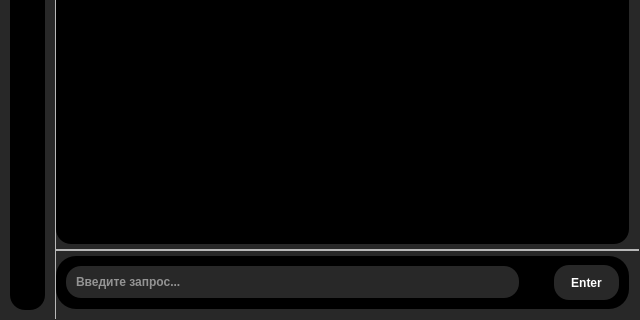
This is VoiceConvAsis_U_3I.ui in Hiriimosa/Conv_Voice_Asis as Qt 5 draws it before an edit; both pictures show x 0 to 640 and y 160 to 480 of the 640 by 480 pixel window. The edited form follows.
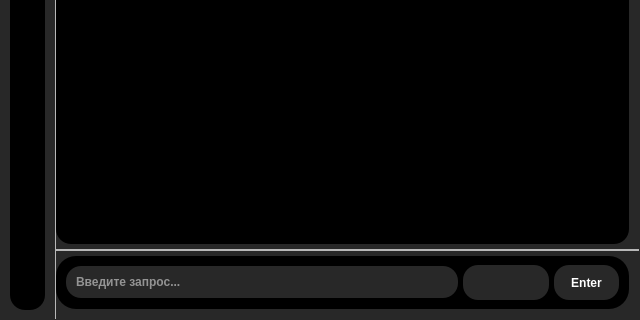
This is the edited form. Icons and pictures are not drawn.

Commit message: Added: - off bot-voice - new settings - Consol prompt (only visual)

Patch:
```diff
--- a/VoiceConvAsis_U_3I.ui
+++ b/VoiceConvAsis_U_3I.ui
@@ -543,7 +543,7 @@
                      </property>
                      <layout class="QHBoxLayout" name="horizontalLayout_5">
                       <property name="spacing">
-                       <number>0</number>
+                       <number>5</number>
                       </property>
                       <property name="leftMargin">
                        <number>10</number>
@@ -591,6 +591,82 @@
                        </widget>
                       </item>
                       <item>
+                       <widget class="QFrame" name="frame_9">
+                        <property name="sizePolicy">
+                         <sizepolicy hsizetype="Preferred" vsizetype="Maximum">
+                          <horstretch>0</horstretch>
+                          <verstretch>0</verstretch>
+                         </sizepolicy>
+                        </property>
+                        <property name="minimumSize">
+                         <size>
+                          <width>66</width>
+                          <height>35</height>
+                         </size>
+                        </property>
+                        <property name="styleSheet">
+                         <string notr="true">border-radius:15px;
+background-color:  rgba(40,40,40, 255);
+color:white;
+</string>
+                        </property>
+                        <property name="frameShape">
+                         <enum>QFrame::StyledPanel</enum>
+                        </property>
+                        <property name="frameShadow">
+                         <enum>QFrame::Raised</enum>
+                        </property>
+                        <layout class="QHBoxLayout" name="horizontalLayout_10">
+                         <property name="spacing">
+                          <number>6</number>
+                         </property>
+                         <property name="leftMargin">
+                          <number>5</number>
+                         </property>
+                         <property name="topMargin">
+                          <number>0</number>
+                         </property>
+                         <property name="rightMargin">
+                          <number>5</number>
+                         </property>
+                         <property name="bottomMargin">
+                          <number>0</number>
+                         </property>
+                         <item>
+                          <widget class="QPushButton" name="deactivate_voice">
+                           <property name="sizePolicy">
+                            <sizepolicy hsizetype="Fixed" vsizetype="Fixed">
+                             <horstretch>0</horstretch>
+                             <verstretch>0</verstretch>
+                            </sizepolicy>
+                           </property>
+                           <property name="minimumSize">
+                            <size>
+                             <width>35</width>
+                             <height>35</height>
+                            </size>
+                           </property>
+                           <property name="maximumSize">
+                            <size>
+                             <width>35</width>
+                             <height>35</height>
+                            </size>
+                           </property>
+                           <property name="styleSheet">
+                            <string notr="true">border-radius:15px;
+background-color:  rgba(40,40,40, 255);
+color:white;
+</string>
+                           </property>
+                           <property name="text">
+                            <string/>
+                           </property>
+                           <property name="checkable">
+                            <bool>true</bool>
+                           </property>
+                          </widget>
+                         </item>
+                         <item>
                        <widget class="QPushButton" name="pushButton_2">
                         <property name="sizePolicy">
                          <sizepolicy hsizetype="Fixed" vsizetype="Fixed">
@@ -601,13 +677,13 @@
                         <property name="minimumSize">
                          <size>
                           <width>35</width>
-                          <height>50</height>
+                             <height>35</height>
                          </size>
                         </property>
                         <property name="maximumSize">
                          <size>
                           <width>35</width>
-                          <height>50</height>
+                             <height>35</height>
                          </size>
                         </property>
                         <property name="palette">
@@ -623,23 +699,12 @@
                             </brush>
                            </colorrole>
                            <colorrole role="Button">
-                            <brush brushstyle="LinearGradientPattern">
-                             <gradient startx="0.000000000000000" starty="0.000000000000000" endx="1.000000000000000" endy="0.000000000000000" type="LinearGradient" spread="PadSpread" coordinatemode="ObjectBoundingMode">
-                              <gradientstop position="0.000000000000000">
-                               <color alpha="0">
-                                <red>0</red>
-                                <green>0</green>
-                                <blue>0</blue>
-                               </color>
-                              </gradientstop>
-                              <gradientstop position="1.000000000000000">
-                               <color alpha="0">
-                                <red>255</red>
-                                <green>255</green>
-                                <blue>255</blue>
-                               </color>
-                              </gradientstop>
-                             </gradient>
+                               <brush brushstyle="SolidPattern">
+                                <color alpha="255">
+                                 <red>40</red>
+                                 <green>40</green>
+                                 <blue>40</blue>
+                                </color>
                             </brush>
                            </colorrole>
                            <colorrole role="Text">
@@ -661,43 +726,21 @@
                             </brush>
                            </colorrole>
                            <colorrole role="Base">
-                            <brush brushstyle="LinearGradientPattern">
-                             <gradient startx="0.000000000000000" starty="0.000000000000000" endx="1.000000000000000" endy="0.000000000000000" type="LinearGradient" spread="PadSpread" coordinatemode="ObjectBoundingMode">
-                              <gradientstop position="0.000000000000000">
-                               <color alpha="0">
-                                <red>0</red>
-                                <green>0</green>
-                                <blue>0</blue>
-                               </color>
-                              </gradientstop>
-                              <gradientstop position="1.000000000000000">
-                               <color alpha="0">
-                                <red>255</red>
-                                <green>255</green>
-                                <blue>255</blue>
-                               </color>
-                              </gradientstop>
-                             </gradient>
+                               <brush brushstyle="SolidPattern">
+                                <color alpha="255">
+                                 <red>40</red>
+                                 <green>40</green>
+                                 <blue>40</blue>
+                                </color>
                             </brush>
                            </colorrole>
                            <colorrole role="Window">
-                            <brush brushstyle="LinearGradientPattern">
-                             <gradient startx="0.000000000000000" starty="0.000000000000000" endx="1.000000000000000" endy="0.000000000000000" type="LinearGradient" spread="PadSpread" coordinatemode="ObjectBoundingMode">
-                              <gradientstop position="0.000000000000000">
-                               <color alpha="0">
-                                <red>0</red>
-                                <green>0</green>
-                                <blue>0</blue>
-                               </color>
-                              </gradientstop>
-                              <gradientstop position="1.000000000000000">
-                               <color alpha="0">
-                                <red>255</red>
-                                <green>255</green>
-                                <blue>255</blue>
-                               </color>
-                              </gradientstop>
-                             </gradient>
+                               <brush brushstyle="SolidPattern">
+                                <color alpha="255">
+                                 <red>40</red>
+                                 <green>40</green>
+                                 <blue>40</blue>
+                                </color>
                             </brush>
                            </colorrole>
                           </active>
@@ -712,23 +755,12 @@
                             </brush>
                            </colorrole>
                            <colorrole role="Button">
-                            <brush brushstyle="LinearGradientPattern">
-                             <gradient startx="0.000000000000000" starty="0.000000000000000" endx="1.000000000000000" endy="0.000000000000000" type="LinearGradient" spread="PadSpread" coordinatemode="ObjectBoundingMode">
-                              <gradientstop position="0.000000000000000">
-                               <color alpha="0">
-                                <red>0</red>
-                                <green>0</green>
-                                <blue>0</blue>
-                               </color>
-                              </gradientstop>
-                              <gradientstop position="1.000000000000000">
-                               <color alpha="0">
-                                <red>255</red>
-                                <green>255</green>
-                                <blue>255</blue>
-                               </color>
-                              </gradientstop>
-                             </gradient>
+                               <brush brushstyle="SolidPattern">
+                                <color alpha="255">
+                                 <red>40</red>
+                                 <green>40</green>
+                                 <blue>40</blue>
+                                </color>
                             </brush>
                            </colorrole>
                            <colorrole role="Text">
@@ -750,43 +782,21 @@
                             </brush>
                            </colorrole>
                            <colorrole role="Base">
-                            <brush brushstyle="LinearGradientPattern">
-                             <gradient startx="0.000000000000000" starty="0.000000000000000" endx="1.000000000000000" endy="0.000000000000000" type="LinearGradient" spread="PadSpread" coordinatemode="ObjectBoundingMode">
-                              <gradientstop position="0.000000000000000">
-                               <color alpha="0">
-                                <red>0</red>
-                                <green>0</green>
-                                <blue>0</blue>
-                               </color>
-                              </gradientstop>
-                              <gradientstop position="1.000000000000000">
-                               <color alpha="0">
-                                <red>255</red>
-                                <green>255</green>
-                                <blue>255</blue>
-                               </color>
-                              </gradientstop>
-                             </gradient>
+                               <brush brushstyle="SolidPattern">
+                                <color alpha="255">
+                                 <red>40</red>
+                                 <green>40</green>
+                                 <blue>40</blue>
+                                </color>
                             </brush>
                            </colorrole>
                            <colorrole role="Window">
-                            <brush brushstyle="LinearGradientPattern">
-                             <gradient startx="0.000000000000000" starty="0.000000000000000" endx="1.000000000000000" endy="0.000000000000000" type="LinearGradient" spread="PadSpread" coordinatemode="ObjectBoundingMode">
-                              <gradientstop position="0.000000000000000">
-                               <color alpha="0">
-                                <red>0</red>
-                                <green>0</green>
-                                <blue>0</blue>
-                               </color>
-                              </gradientstop>
-                              <gradientstop position="1.000000000000000">
-                               <color alpha="0">
-                                <red>255</red>
-                                <green>255</green>
-                                <blue>255</blue>
-                               </color>
-                              </gradientstop>
-                             </gradient>
+                               <brush brushstyle="SolidPattern">
+                                <color alpha="255">
+                                 <red>40</red>
+                                 <green>40</green>
+                                 <blue>40</blue>
+                                </color>
                             </brush>
                            </colorrole>
                           </inactive>
@@ -801,23 +811,12 @@
                             </brush>
                            </colorrole>
                            <colorrole role="Button">
-                            <brush brushstyle="LinearGradientPattern">
-                             <gradient startx="0.000000000000000" starty="0.000000000000000" endx="1.000000000000000" endy="0.000000000000000" type="LinearGradient" spread="PadSpread" coordinatemode="ObjectBoundingMode">
-                              <gradientstop position="0.000000000000000">
-                               <color alpha="0">
-                                <red>0</red>
-                                <green>0</green>
-                                <blue>0</blue>
-                               </color>
-                              </gradientstop>
-                              <gradientstop position="1.000000000000000">
-                               <color alpha="0">
-                                <red>255</red>
-                                <green>255</green>
-                                <blue>255</blue>
-                               </color>
-                              </gradientstop>
-                             </gradient>
+                               <brush brushstyle="SolidPattern">
+                                <color alpha="255">
+                                 <red>40</red>
+                                 <green>40</green>
+                                 <blue>40</blue>
+                                </color>
                             </brush>
                            </colorrole>
                            <colorrole role="Text">
@@ -839,43 +838,21 @@
                             </brush>
                            </colorrole>
                            <colorrole role="Base">
-                            <brush brushstyle="LinearGradientPattern">
-                             <gradient startx="0.000000000000000" starty="0.000000000000000" endx="1.000000000000000" endy="0.000000000000000" type="LinearGradient" spread="PadSpread" coordinatemode="ObjectBoundingMode">
-                              <gradientstop position="0.000000000000000">
-                               <color alpha="0">
-                                <red>0</red>
-                                <green>0</green>
-                                <blue>0</blue>
-                               </color>
-                              </gradientstop>
-                              <gradientstop position="1.000000000000000">
-                               <color alpha="0">
-                                <red>255</red>
-                                <green>255</green>
-                                <blue>255</blue>
-                               </color>
-                              </gradientstop>
-                             </gradient>
+                               <brush brushstyle="SolidPattern">
+                                <color alpha="255">
+                                 <red>40</red>
+                                 <green>40</green>
+                                 <blue>40</blue>
+                                </color>
                             </brush>
                            </colorrole>
                            <colorrole role="Window">
-                            <brush brushstyle="LinearGradientPattern">
-                             <gradient startx="0.000000000000000" starty="0.000000000000000" endx="1.000000000000000" endy="0.000000000000000" type="LinearGradient" spread="PadSpread" coordinatemode="ObjectBoundingMode">
-                              <gradientstop position="0.000000000000000">
-                               <color alpha="0">
-                                <red>0</red>
-                                <green>0</green>
-                                <blue>0</blue>
-                               </color>
-                              </gradientstop>
-                              <gradientstop position="1.000000000000000">
-                               <color alpha="0">
-                                <red>255</red>
-                                <green>255</green>
-                                <blue>255</blue>
-                               </color>
-                              </gradientstop>
-                             </gradient>
+                               <brush brushstyle="SolidPattern">
+                                <color alpha="255">
+                                 <red>40</red>
+                                 <green>40</green>
+                                 <blue>40</blue>
+                                </color>
                             </brush>
                            </colorrole>
                           </disabled>
@@ -890,7 +867,7 @@
                         </property>
                         <property name="styleSheet">
                          <string notr="true">border-radius:15px;
-background-color: qlineargradient(spread:pad, x1:0, y1:0, x2:1, y2:0, stop:0 rgba(0, 0, 0, 0), stop:1 rgba(255, 255, 255, 0));
+background-color:  rgba(40,40,40, 255);
 color:white;
 </string>
                         </property>
@@ -899,13 +876,16 @@
                         </property>
                         <property name="iconSize">
                          <size>
-                          <width>50</width>
-                          <height>50</height>
+                             <width>16</width>
+                             <height>16</height>
                          </size>
                         </property>
                         <property name="checkable">
                          <bool>true</bool>
                         </property>
+                          </widget>
+                         </item>
+                        </layout>
                        </widget>
                       </item>
                       <item>
```
Left out of the diff: 779 changed lines with no effect on the pictures. Lines whose indentation alone changed are shown as unchanged. The commit also changes 7 other files.
